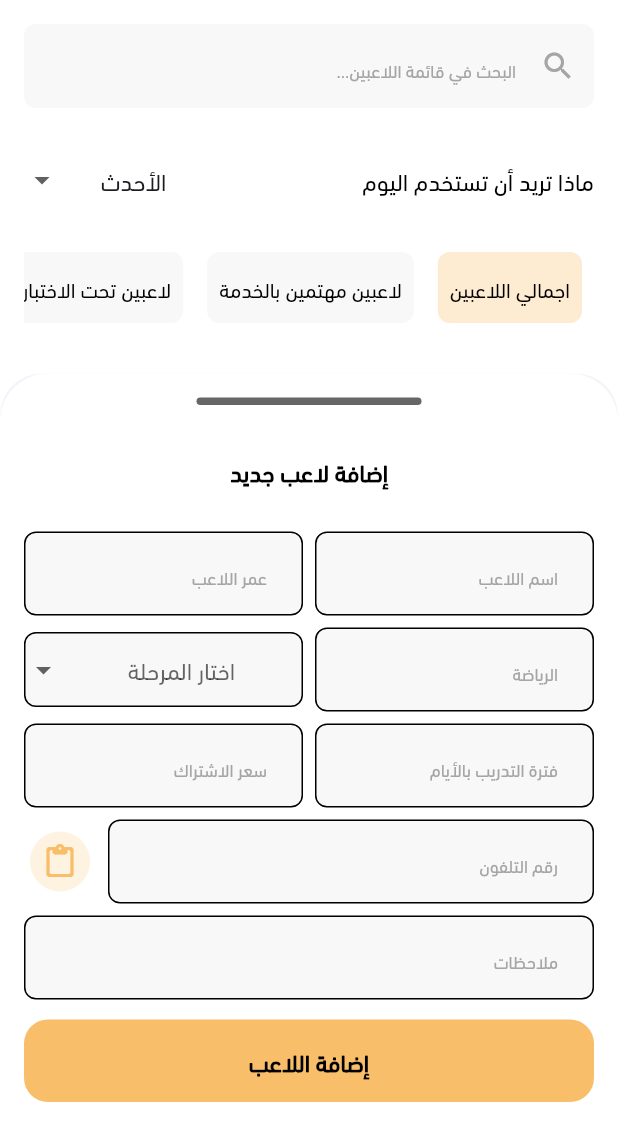
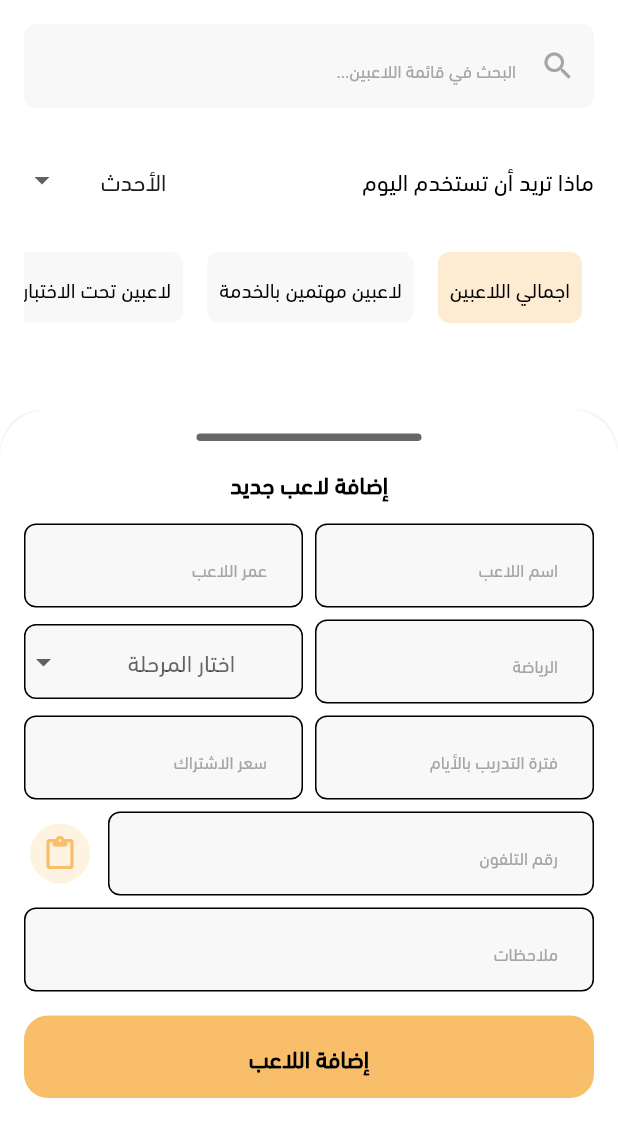
Before and after one commit to KhaledHAnter/tps-desktop-mobile-, a Flutter app: the HomeScreen screen opened by its route, after a tap on the "add" icon, on a phone screen of 412 x 824 dp, the part 90-1236 px from its top. Run offline on Flutter 3.47's test engine with Material 3 defaults, Android fonts, the phone set to English and light mode, and no system bars; our stand-ins replace bloc, cloud_firestore, firebase_core, flutter_bloc, flutter_svg, freezed_annotation and 7 more; missing offline and left inert: excel; accounts and stored records are empty.

Commit message:
make all bottom sheet size in the app responsive to its content

```diff
--- a/lib/features/home/ui/views/widgets/bottom_sheet_body.dart
+++ b/lib/features/home/ui/views/widgets/bottom_sheet_body.dart
@@ -30,7 +30,7 @@ class BottomSheetBody extends StatelessWidget {
     }
 
     return Container(
-      height: MediaQuery.sizeOf(context).height / 1.6,
+      // height: MediaQuery.sizeOf(context).height / 1.6,
       width: MediaQuery.sizeOf(context).width,
       padding: const EdgeInsets.all(16),
       decoration: const BoxDecoration(
@@ -43,6 +43,7 @@ class BottomSheetBody extends StatelessWidget {
       child: Form(
         key: cubit.formKey,
         child: Column(
+          mainAxisSize: MainAxisSize.min,
           children: <Widget>[
             Container(
               height: 5,
@@ -52,14 +53,14 @@ class BottomSheetBody extends StatelessWidget {
                 color: Colors.black.withOpacity(.6),
               ),
             ),
-            const Gap(32),
+            const Gap(16),
             Text(
               S.of(context).home_add_player,
               style: Styles.font16medium.copyWith(
                 fontWeight: FontWeight.w600,
               ),
             ),
-            const Spacer(),
+            // const Spacer(),
             const Gap(16),
             Row(
               children: [
@@ -150,11 +151,10 @@ class BottomSheetBody extends StatelessWidget {
               hintText: S.of(context).home_add_lbl6,
               controller: cubit.descriptionController,
             ),
-            const Spacer(),
+            const Gap(16),
             GestureDetector(
               onTap: () {
                 cubit.addPlayer();
-                // context.pop();
               },
               child: Container(
                 padding: const EdgeInsets.symmetric(
@@ -174,7 +174,7 @@ class BottomSheetBody extends StatelessWidget {
                 ),
               ),
             ),
-            const Spacer(),
+            const Gap(16),
             const AddPlayerBlocListener(),
           ],
         ),
```
Also changed, not shown: lib/features/player_details/ui/widgets/add_days_bottom_sheet.dart (+6 -5 lines), lib/features/player_details/ui/widgets/edit_bottom_sheet_body.dart (+5 -5 lines), lib/features/player_details/ui/widgets/freeze_player_bottom_sheet.dart (+5 -5 lines).
